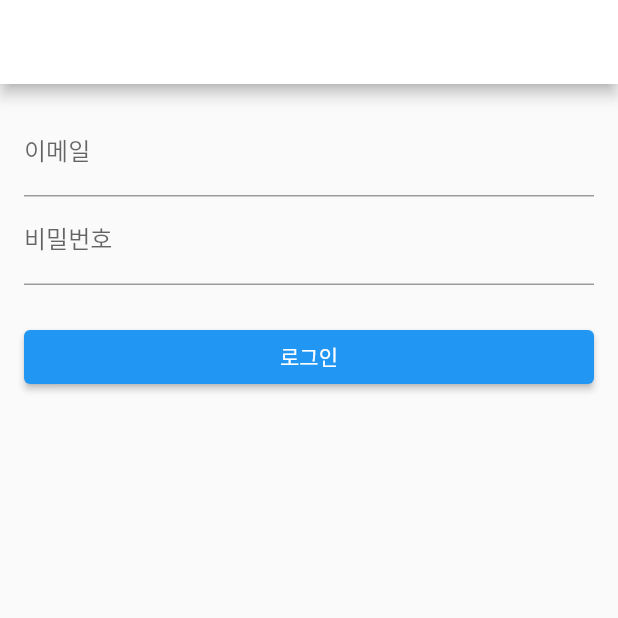
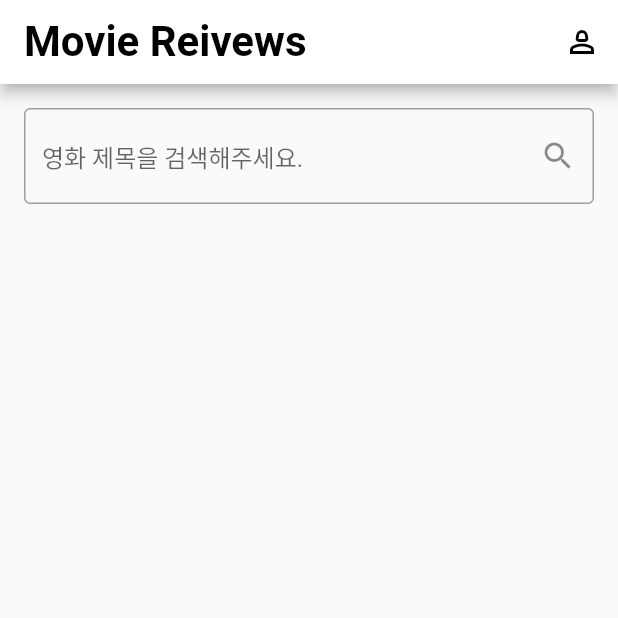
Before and after one commit to minheeV/flutter-repository, a Flutter app: the screen it shows after launch, on a phone screen of 412 x 824 dp, the top half of it. Run offline on Flutter 3.47's test engine with Material 2 defaults, Android fonts, the phone set to English and light mode, and no system bars.

Commit message:
영화 검색바 그리기

```diff
--- a/movie_reviews/lib/main.dart
+++ b/movie_reviews/lib/main.dart
@@ -11,34 +11,49 @@
   Widget build(BuildContext context) {
     return MaterialApp(
       debugShowCheckedModeBanner: false,
-      home: Scaffold(
+      home: MovieReviews(),
+    );
+  }
+}
+
+class MovieReviews extends StatelessWidget {
+  @override
+  Widget build(BuildContext context) {
+    return Scaffold(
       appBar: AppBar(
         centerTitle: false,
         title: Text(
           "Movie Reivews",
-            style: TextStyle(fontSize: 28, fontWeight: FontWeight.bold),
+          style: TextStyle(
+              fontSize: 28, fontWeight: FontWeight.bold, color: Colors.black),
         ),
-          backgroundColor: Color(0xFFFFFFFF),
+        backgroundColor: Colors.white,
         actions: [
           IconButton(
             onPressed: () {},
             icon: Icon(Icons.person_2_outlined),
+            color: Colors.black,
           ),
         ],
       ),
-        body: SingleChildScrollView(
+      body: Column(
+        children: [
+          Padding(
+            padding: const EdgeInsets.all(16.0),
+            child: TextField(
+              decoration: InputDecoration(
+                  enabledBorder: OutlineInputBorder(
+                      borderSide: BorderSide(color: Colors.grey, width: 1.0)),
+                  suffixIcon: Icon(Icons.search),
+                  hintText: '영화 제목을 검색해주세요.'),
+            ),
+          ),
+          SingleChildScrollView(
             child: Padding(
               padding: const EdgeInsets.all(16),
               child: Column(
                 children: [
-                //Padding(
-                //  padding: const EdgeInsets.all(32),
-                //  child: Image.network(
-                //    "https://i.ibb.co/nngK6j3/startup.png",
-                //    width: 81,
-                //  ),
-                //),
-                TextField(
+                  /*TextField(
                       decoration: InputDecoration(
                         labelText: '이메일',
                       ),
@@ -56,11 +71,12 @@
                         onPressed: () {},
                         child: Text("로그인"),
                       ),
-                ),
+                    ),*/
                 ],
               ),
             ),
           ),
+        ],
       ),
     );
   }
```
Lines whose indentation alone changed are shown as unchanged.
